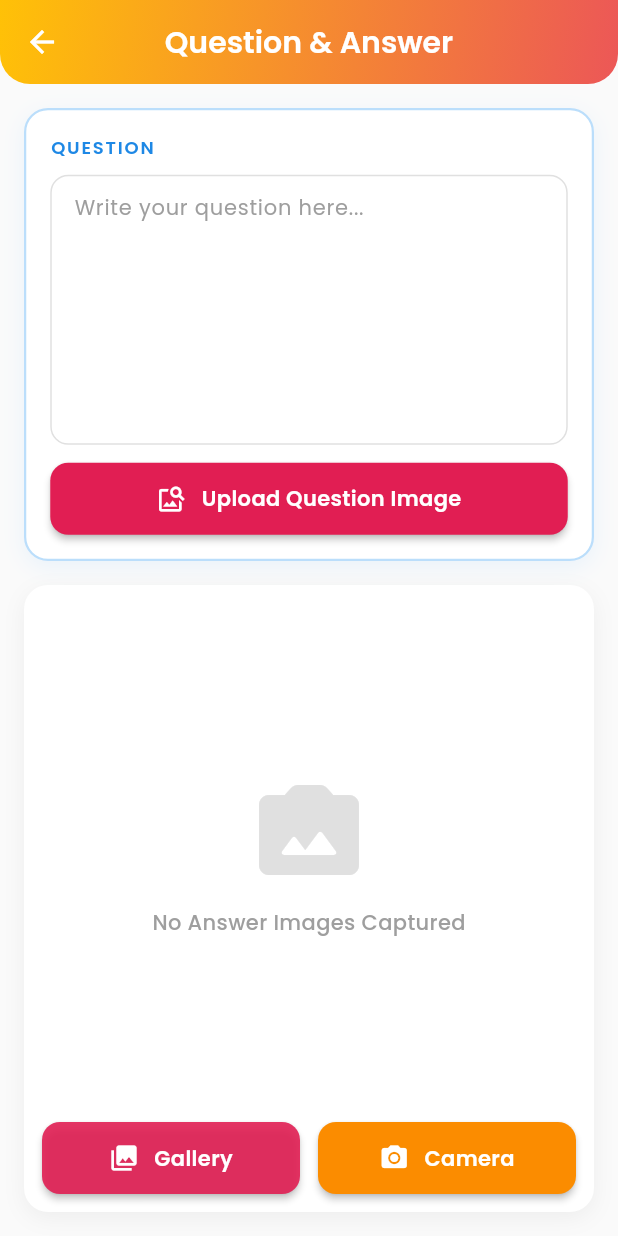
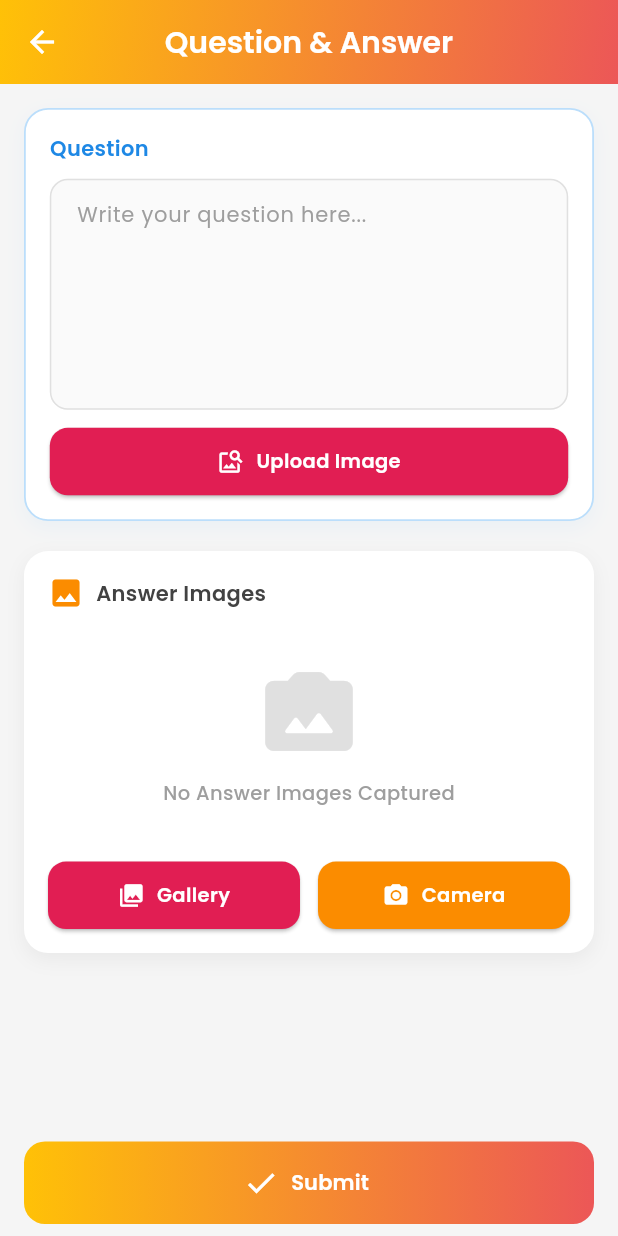
Before and after one commit to ankur46415/mainsAi, a Flutter app: the QuestionAnswerPage screen opened by its route, on a phone screen of 412 x 824 dp. Run offline on Flutter 3.47's test engine with Material 3 defaults, Android fonts, the light colour scheme and no system bars; our stand-ins replace cached_network_image, camera, carousel_slider, chewie, device_info_plus, flutter_animate and 21 more; missing offline and left inert: audio_session, exif, gif, image_painter, mobile_scanner; accounts and stored records are empty; network calls fail.

Commit message:
last onw with ui changes

```diff
--- a/lib/my_kitabai_view/TestScreens/workBookPage/user_questions/question_answer_page.dart/question_answer_page.dart
+++ b/lib/my_kitabai_view/TestScreens/workBookPage/user_questions/question_answer_page.dart/question_answer_page.dart
@@ -16,7 +16,6 @@ class _QuestionAnswerPageState extends State<QuestionAnswerPage> {
 
   Future<void> _pickImages() async {
     final List<XFile> pickedFiles = await ImagePicker().pickMultiImage();
-
     if (pickedFiles.isNotEmpty) {
       setState(() {
         _selectedImages.addAll(pickedFiles.map((file) => File(file.path)));
@@ -36,38 +35,10 @@ class _QuestionAnswerPageState extends State<QuestionAnswerPage> {
     }
   }
 
-  // Future<void> _pickQuestionImage() async {
-  //   final XFile? questionPhoto = await ImagePicker().pickImage(
-  //     source: ImageSource.gallery,
-  //   );
-
-  //   if (questionPhoto != null) {
-  //     final inputImage = InputImage.fromFilePath(questionPhoto.path);
-  //     final textRecognizer = TextRecognizer();
-
-  //     try {
-  //       final RecognizedText recognizedText = await textRecognizer.processImage(
-  //         inputImage,
-  //       );
-
-  //       setState(() {
-  //         _questionController.text = recognizedText.text;
-  //       });
-  //     } catch (e) {
-  //       debugPrint('Error extracting text: $e');
-  //       ScaffoldMessenger.of(
-  //         context,
-  //       ).showSnackBar(const SnackBar(content: Text('Failed to extract text')));
-  //     } finally {
-  //       textRecognizer.close();
-  //     }
-  //   }
-  // }
-
   @override
   Widget build(BuildContext context) {
     return Scaffold(
-      backgroundColor: Colors.grey[50],
+      backgroundColor: Colors.grey[100],
       appBar: AppBar(
         flexibleSpace: Container(
           decoration: const BoxDecoration(
@@ -76,7 +47,6 @@ class _QuestionAnswerPageState extends State<QuestionAnswerPage> {
               begin: Alignment.topLeft,
               end: Alignment.bottomRight,
             ),
-            borderRadius: BorderRadius.vertical(bottom: Radius.circular(20)),
           ),
         ),
         elevation: 0,
@@ -95,22 +65,22 @@ class _QuestionAnswerPageState extends State<QuestionAnswerPage> {
         iconTheme: const IconThemeData(color: Colors.white),
       ),
       body: SafeArea(
-        child: Padding(
-          padding: const EdgeInsets.all(16.0),
+        child: SingleChildScrollView(
+          padding: const EdgeInsets.all(16),
           child: Column(
             crossAxisAlignment: CrossAxisAlignment.stretch,
             children: [
-              // Top card - Question input
+              // QUESTION CARD
               Container(
                 padding: const EdgeInsets.all(16),
                 decoration: BoxDecoration(
                   color: Colors.white,
                   borderRadius: BorderRadius.circular(16),
-                  border: Border.all(color: Colors.blue.shade100, width: 1.5),
+                  border: Border.all(color: Colors.blue.shade100, width: 1.2),
                   boxShadow: [
                     BoxShadow(
-                      color: Colors.blue.withOpacity(0.08),
-                      blurRadius: 12,
+                      color: Colors.blue.withOpacity(0.05),
+                      blurRadius: 10,
                       offset: const Offset(0, 4),
                     ),
                   ],
@@ -119,30 +89,27 @@ class _QuestionAnswerPageState extends State<QuestionAnswerPage> {
                   crossAxisAlignment: CrossAxisAlignment.start,
                   children: [
                     Text(
-                      'QUESTION',
+                      "Question",
                       style: GoogleFonts.poppins(
-                        fontSize: 12,
+                        fontSize: 14,
                         fontWeight: FontWeight.w600,
-                        letterSpacing: 1.2,
                         color: Colors.blue.shade600,
                       ),
                     ),
                     const SizedBox(height: 10),
-                    SizedBox(
-                      height: 180,
-                      child: TextField(
+                    TextField(
                       controller: _questionController,
-                        maxLines: null,
-                        expands: true,
-                        textAlignVertical: TextAlignVertical.top,
+                      maxLines: 6,
                       style: GoogleFonts.poppins(
                         fontSize: 14,
                         color: Colors.grey.shade800,
                       ),
                       decoration: InputDecoration(
-                          hintText: 'Write your question here...',
+                        hintText: "Write your question here...",
                         hintStyle: GoogleFonts.poppins(color: Colors.grey),
-                          contentPadding: const EdgeInsets.all(12),
+                        contentPadding: const EdgeInsets.all(14),
+                        filled: true,
+                        fillColor: Colors.grey.shade50,
                         border: OutlineInputBorder(
                           borderRadius: BorderRadius.circular(12),
                         ),
@@ -156,41 +123,57 @@ class _QuestionAnswerPageState extends State<QuestionAnswerPage> {
                         ),
                       ),
                     ),
-                    ),
                     const SizedBox(height: 12),
-                    _ThemedButton(
+                    Align(
+                      alignment: Alignment.centerRight,
+                      child: _ThemedButton(
                         icon: Icons.image_search,
-                      label: 'Upload Question Image',
+                        label: "Upload Image",
                         color: CustomColors.meeting,
                         onTap: () {},
+                      ),
                     ),
                   ],
                 ),
               ),
 
-              const SizedBox(height: 16),
+              const SizedBox(height: 20),
 
-              // Bottom card - Answer images
-              Expanded(
-                child: Container(
-                  padding: const EdgeInsets.all(12),
+              // ANSWER IMAGES CARD
+              Container(
+                padding: const EdgeInsets.all(16),
                 decoration: BoxDecoration(
                   color: Colors.white,
                   borderRadius: BorderRadius.circular(16),
                   boxShadow: [
                     BoxShadow(
                       color: Colors.black.withOpacity(0.05),
-                        blurRadius: 12,
+                      blurRadius: 10,
                       offset: const Offset(0, 4),
                     ),
                   ],
                 ),
                 child: Column(
                   children: [
-                      Expanded(
-                        child:
+                    Row(
+                      children: [
+                        Icon(Icons.image, color: Colors.orange.shade600),
+                        const SizedBox(width: 8),
+                        Text(
+                          "Answer Images",
+                          style: GoogleFonts.poppins(
+                            fontWeight: FontWeight.w600,
+                            fontSize: 14,
+                            color: Colors.grey.shade800,
+                          ),
+                        ),
+                      ],
+                    ),
+                    const SizedBox(height: 12),
                     _selectedImages.isNotEmpty
                         ? GridView.builder(
+                          shrinkWrap: true,
+                          physics: const NeverScrollableScrollPhysics(),
                           gridDelegate:
                               const SliverGridDelegateWithFixedCrossAxisCount(
                                 crossAxisCount: 3,
@@ -202,9 +185,7 @@ class _QuestionAnswerPageState extends State<QuestionAnswerPage> {
                             return Stack(
                               children: [
                                 ClipRRect(
-                                          borderRadius: BorderRadius.circular(
-                                            12,
-                                          ),
+                                  borderRadius: BorderRadius.circular(12),
                                   child: Image.file(
                                     _selectedImages[index],
                                     fit: BoxFit.cover,
@@ -213,8 +194,8 @@ class _QuestionAnswerPageState extends State<QuestionAnswerPage> {
                                   ),
                                 ),
                                 Positioned(
-                                          top: 8,
-                                          right: 8,
+                                  top: 6,
+                                  right: 6,
                                   child: GestureDetector(
                                     onTap: () {
                                       setState(() {
@@ -228,9 +209,9 @@ class _QuestionAnswerPageState extends State<QuestionAnswerPage> {
                                       ),
                                       padding: const EdgeInsets.all(4),
                                       child: const Icon(
-                                                Icons.delete,
+                                        Icons.close,
                                         size: 14,
-                                                color: Colors.grey,
+                                        color: Colors.red,
                                       ),
                                     ),
                                   ),
@@ -239,20 +220,20 @@ class _QuestionAnswerPageState extends State<QuestionAnswerPage> {
                             );
                           },
                         )
-                                : Center(
+                        : Padding(
+                          padding: const EdgeInsets.all(20),
                           child: Column(
-                                    mainAxisAlignment: MainAxisAlignment.center,
                             children: [
                               Icon(
                                 Icons.photo_camera_back_rounded,
-                                        size: 80,
+                                size: 70,
                                 color: Colors.grey[300],
                               ),
-                                      const SizedBox(height: 12),
+                              const SizedBox(height: 10),
                               Text(
-                                        'No Answer Images Captured',
+                                "No Answer Images Captured",
                                 style: GoogleFonts.poppins(
-                                          fontSize: 14,
+                                  fontSize: 13,
                                   fontWeight: FontWeight.w500,
                                   color: Colors.grey[500],
                                 ),
@@ -260,16 +241,14 @@ class _QuestionAnswerPageState extends State<QuestionAnswerPage> {
                             ],
                           ),
                         ),
-                      ),
-                      const SizedBox(height: 12),
+                    const SizedBox(height: 16),
                     Row(
-                        mainAxisAlignment: MainAxisAlignment.center,
                       children: [
                         Expanded(
                           child: _ThemedButton(
                             icon: Icons.photo_library,
-                              label: 'Gallery',
-                              color: CustomColors.meeting.withOpacity(0.9),
+                            label: "Gallery",
+                            color: CustomColors.meeting,
                             onTap: _pickImages,
                           ),
                         ),
@@ -277,7 +256,7 @@ class _QuestionAnswerPageState extends State<QuestionAnswerPage> {
                         Expanded(
                           child: _ThemedButton(
                             icon: Icons.camera_alt,
-                              label: 'Camera',
+                            label: "Camera",
                             color: Colors.orange.shade600,
                             onTap: _pickFromCamera,
                           ),
@@ -287,8 +266,47 @@ class _QuestionAnswerPageState extends State<QuestionAnswerPage> {
                   ],
                 ),
               ),
+            ],
           ),
+        ),
+      ),
+      floatingActionButtonLocation: FloatingActionButtonLocation.centerDocked,
+      floatingActionButton: Padding(
+        padding: const EdgeInsets.symmetric(horizontal: 16, vertical: 8),
+        child: SizedBox(
+          width: double.infinity,
+          height: 55,
+          child: Container(
+            decoration: BoxDecoration(
+              gradient: const LinearGradient(
+                colors: [
+                  Color(0xFFFFC107),
+                  Color.fromARGB(255, 236, 87, 87),
                 ],
+                begin: Alignment.centerLeft,
+                end: Alignment.centerRight,
+              ),
+              borderRadius: BorderRadius.circular(14),
+            ),
+            child: FloatingActionButton.extended(
+              backgroundColor: Colors.transparent, // important
+              elevation: 0, // let container shadow handle elevation
+              onPressed: () {
+                debugPrint("✅ Submit pressed");
+                // TODO: Add your submit logic
+              },
+              icon: const Icon(Icons.check, color: Colors.white),
+              label: Text(
+                "Submit",
+                style: GoogleFonts.poppins(
+                  fontWeight: FontWeight.w600,
+                  color: Colors.white,
+                ),
+              ),
+              shape: RoundedRectangleBorder(
+                borderRadius: BorderRadius.circular(14),
+              ),
+            ),
           ),
         ),
       ),
@@ -314,22 +332,22 @@ class _ThemedButton extends StatelessWidget {
     return Material(
       borderRadius: BorderRadius.circular(12),
       color: color,
-      elevation: 2,
+      elevation: 1,
       child: InkWell(
         onTap: onTap,
         borderRadius: BorderRadius.circular(12),
         child: Container(
-          height: 48,
-          padding: const EdgeInsets.symmetric(horizontal: 16),
+          height: 45,
+          alignment: Alignment.center,
           child: Row(
             mainAxisAlignment: MainAxisAlignment.center,
             children: [
-              Icon(icon, color: Colors.white, size: 20),
-              const SizedBox(width: 10),
+              Icon(icon, color: Colors.white, size: 18),
+              const SizedBox(width: 8),
               Text(
                 label,
                 style: GoogleFonts.poppins(
-                  fontSize: 14,
+                  fontSize: 13,
                   color: Colors.white,
                   fontWeight: FontWeight.w600,
                 ),
--- a/lib/my_kitabai_view/home_screen/custom_appBar/customTabBar.dart
+++ b/lib/my_kitabai_view/home_screen/custom_appBar/customTabBar.dart
@@ -56,7 +56,7 @@ class CustomTabBar extends StatelessWidget {
                     fit: BoxFit.contain,
                   ),
                 ),
-                label: 'AI Test',
+                label: 'AI Tests',
               ),
             ),
             Expanded(
--- a/lib/my_kitabai_view/voice_screen/Aiscreen.dart
+++ b/lib/my_kitabai_view/voice_screen/Aiscreen.dart
@@ -562,7 +562,6 @@ class _VoiceScreenState extends State<VoiceScreen>
           ),
         );
       }
-
       if (controller.chatHistory.isEmpty) {
         return Container(
           padding: EdgeInsets.all(6),
```
Also changed, not shown: 1 other file. Lines whose indentation alone changed are shown as unchanged.
